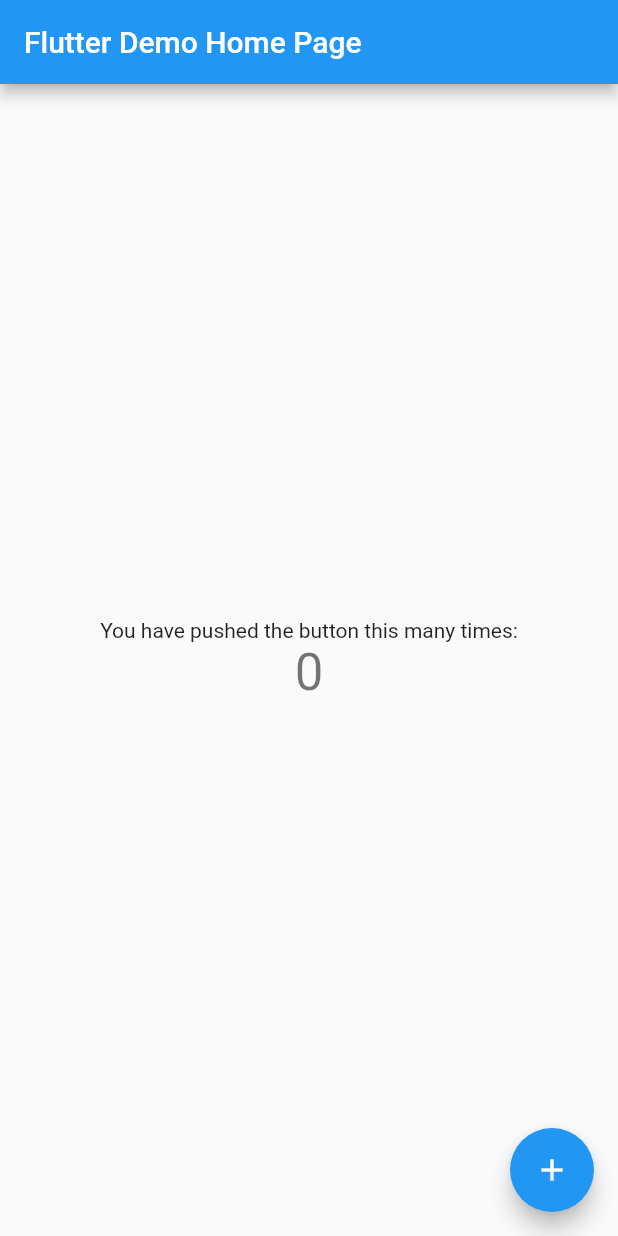
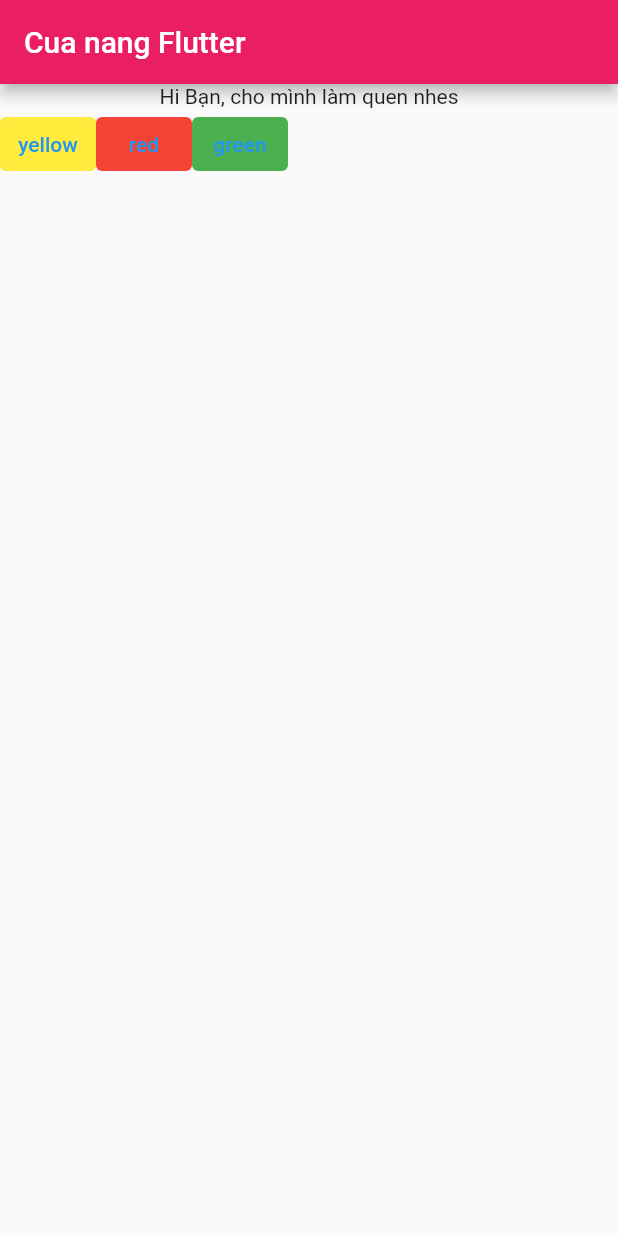
Before and after one commit to olololoe110399/learn_flutter, a Flutter app: the screen it shows after launch, on a phone screen of 412 x 824 dp. Run offline on Flutter 3.47's test engine with Material 2 defaults, Android fonts, the phone set to English and light mode, and no system bars.

Commit message:
[lession_1] introduce flutter

```diff
--- a/lib/main.dart
+++ b/lib/main.dart
@@ -1,113 +1,80 @@
 import 'package:flutter/material.dart';
 
 void main() {
-  runApp(MyApp());
+  runApp(MaterialApp(
+      home: SafeArea(
+          child: Scaffold(
+              appBar: AppBar(
+                backgroundColor: Colors.pink,
+                title: const Text('Cua nang Flutter'),
+              ),
+              body: buildColumn()))));
+  // body: ColumnWidget()))));
 }
 
-class MyApp extends StatelessWidget {
-  // This widget is the root of your application.
+// method
+Column buildColumn() {
+  return Column(
+    children: [
+      const Center(
+        child: Text('Hi Bạn, cho mình làm quen nhes'),
+      ),
+      Row(
+        children: [
+          TextButton(
+            onPressed: () {},
+            child: const Text('yellow'),
+            style: TextButton.styleFrom(backgroundColor: Colors.yellow),
+          ),
+          TextButton(
+            onPressed: () {},
+            child: const Text('red'),
+            style: TextButton.styleFrom(backgroundColor: Colors.red),
+          ),
+          TextButton(
+            onPressed: () {},
+            child: const Text('green'),
+            style: TextButton.styleFrom(backgroundColor: Colors.green),
+          )
+        ],
+      )
+    ],
+  );
+}
+
+// class widget
+class ColumnWidget extends StatelessWidget {
+  const ColumnWidget({
+    Key key,
+  }) : super(key: key);
+
   @override
   Widget build(BuildContext context) {
-    return MaterialApp(
-      title: 'Flutter Demo',
-      theme: ThemeData(
-        // This is the theme of your application.
-        //
-        // Try running your application with "flutter run". You'll see the
-        // application has a blue toolbar. Then, without quitting the app, try
-        // changing the primarySwatch below to Colors.green and then invoke
-        // "hot reload" (press "r" in the console where you ran "flutter run",
-        // or simply save your changes to "hot reload" in a Flutter IDE).
-        // Notice that the counter didn't reset back to zero; the application
-        // is not restarted.
-        primarySwatch: Colors.blue,
-      ),
-      home: MyHomePage(title: 'Flutter Demo Home Page'),
+    return Column(
+      children: [
+        const Center(
+          child: Text('Hi Bạn, cho mình làm quen nhes'),
+        ),
+        Row(
+          children: [
+            TextButton(
+              onPressed: () {},
+              child: const Text('yellow'),
+              style: TextButton.styleFrom(backgroundColor: Colors.yellow),
+            ),
+            TextButton(
+              onPressed: () {},
+              child: const Text('red'),
+              style: TextButton.styleFrom(backgroundColor: Colors.red),
+            ),
+            TextButton(
+              onPressed: () {},
+              child: const Text('green'),
+              style: TextButton.styleFrom(backgroundColor: Colors.green),
+            )
+          ],
+        )
+      ],
     );
   }
 }
-
-class MyHomePage extends StatefulWidget {
-  MyHomePage({Key key, this.title}) : super(key: key);
-
-  // This widget is the home page of your application. It is stateful, meaning
-  // that it has a State object (defined below) that contains fields that affect
-  // how it looks.
-
-  // This class is the configuration for the state. It holds the values (in this
-  // case the title) provided by the parent (in this case the App widget) and
-  // used by the build method of the State. Fields in a Widget subclass are
-  // always marked "final".
-
-  final String title;
-
-  @override
-  _MyHomePageState createState() => _MyHomePageState();
-}
-
-class _MyHomePageState extends State<MyHomePage> {
-  int _counter = 0;
-
-  void _incrementCounter() {
-    setState(() {
-      // This call to setState tells the Flutter framework that something has
-      // changed in this State, which causes it to rerun the build method below
-      // so that the display can reflect the updated values. If we changed
-      // _counter without calling setState(), then the build method would not be
-      // called again, and so nothing would appear to happen.
-      _counter++;
-    });
-  }
-
-  @override
-  Widget build(BuildContext context) {
-    // This method is rerun every time setState is called, for instance as done
-    // by the _incrementCounter method above.
-    //
-    // The Flutter framework has been optimized to make rerunning build methods
-    // fast, so that you can just rebuild anything that needs updating rather
-    // than having to individually change instances of widgets.
-    return Scaffold(
-      appBar: AppBar(
-        // Here we take the value from the MyHomePage object that was created by
-        // the App.build method, and use it to set our appbar title.
-        title: Text(widget.title),
-      ),
-      body: Center(
-        // Center is a layout widget. It takes a single child and positions it
-        // in the middle of the parent.
-        child: Column(
-          // Column is also a layout widget. It takes a list of children and
-          // arranges them vertically. By default, it sizes itself to fit its
-          // children horizontally, and tries to be as tall as its parent.
-          //
-          // Invoke "debug painting" (press "p" in the console, choose the
-          // "Toggle Debug Paint" action from the Flutter Inspector in Android
-          // Studio, or the "Toggle Debug Paint" command in Visual Studio Code)
-          // to see the wireframe for each widget.
-          //
-          // Column has various properties to control how it sizes itself and
-          // how it positions its children. Here we use mainAxisAlignment to
-          // center the children vertically; the main axis here is the vertical
-          // axis because Columns are vertical (the cross axis would be
-          // horizontal).
-          mainAxisAlignment: MainAxisAlignment.center,
-          children: <Widget>[
-            Text(
-              'You have pushed the button this many times:',
-            ),
-            Text(
-              '$_counter',
-              style: Theme.of(context).textTheme.headline4,
-            ),
-          ],
-        ),
-      ),
-      floatingActionButton: FloatingActionButton(
-        onPressed: _incrementCounter,
-        tooltip: 'Increment',
-        child: Icon(Icons.add),
-      ), // This trailing comma makes auto-formatting nicer for build methods.
-    );
-  }
-}
```
Also changed, not shown: 2 other files.
